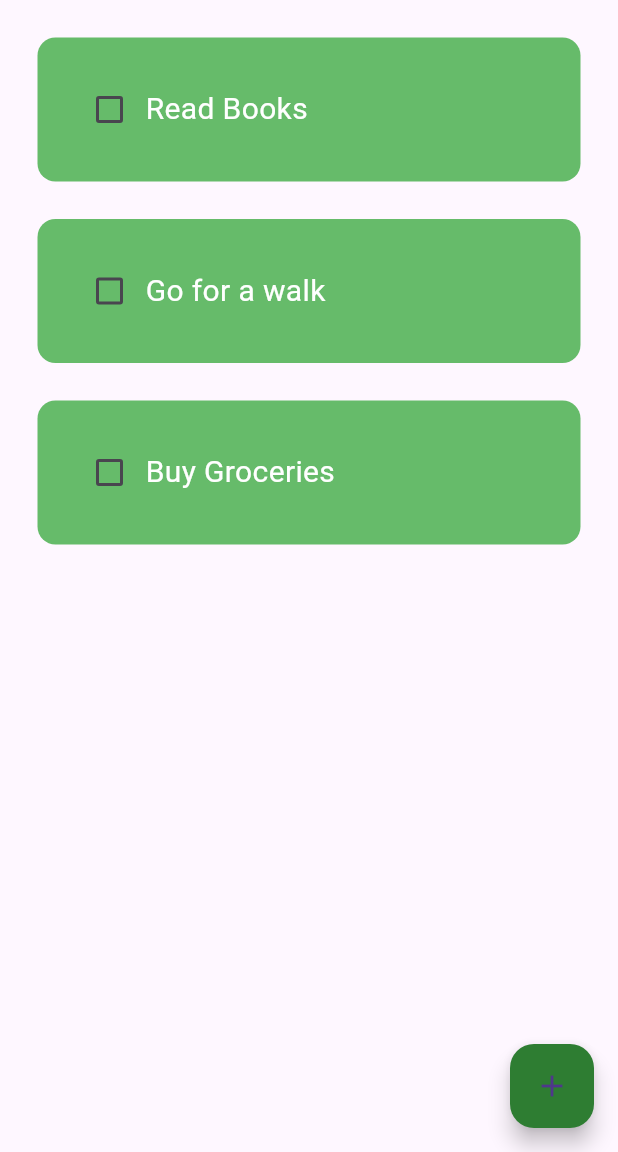
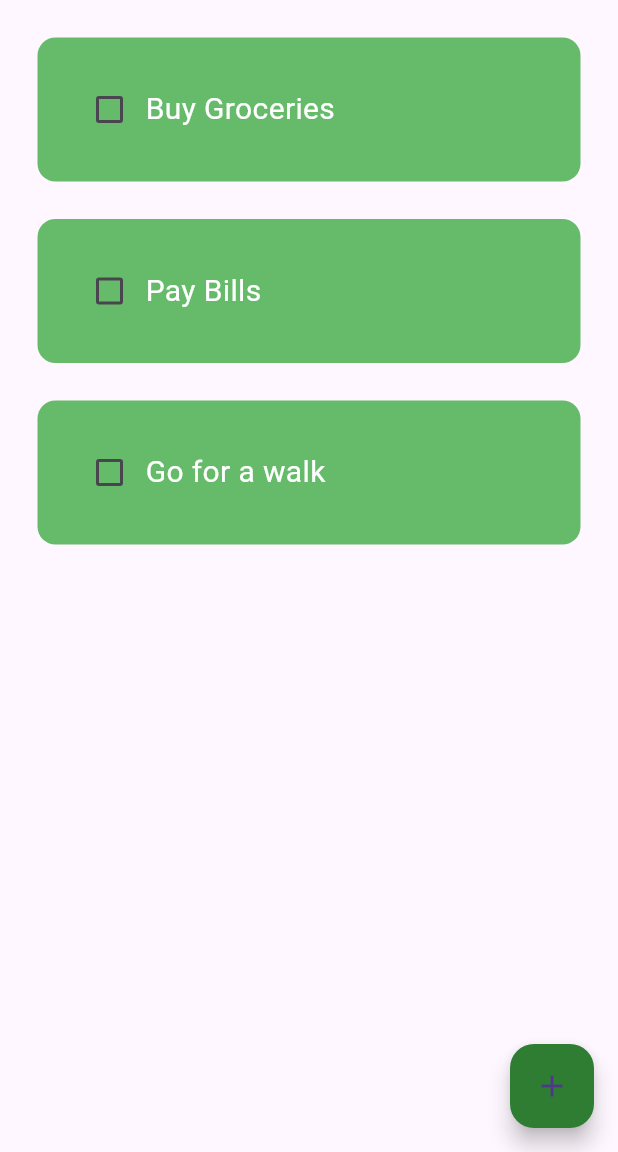
Before and after one commit to Nyctophilia58/ToDo_App, a Flutter app: the screen it shows after launch, on a phone screen of 412 x 824 dp, the part 84-1236 px from its top. Run offline on Flutter 3.47's test engine with Material 3 defaults, Android fonts, the phone set to English and light mode, and no system bars; drawn by our look-alikes of flutter_slidable; our stand-ins replace hive_flutter; accounts and stored records are empty.

Commit message:
Final commit.

```diff
--- a/lib/Pages/home_page.dart
+++ b/lib/Pages/home_page.dart
@@ -1,6 +1,8 @@
 import 'package:flutter/material.dart';
 import 'package:to_do/Pages/todo_tile.dart';
 import 'package:to_do/Pages/dialog_box.dart';
+import 'package:hive_flutter/hive_flutter.dart';
+import 'package:to_do/data/database.dart';
 
 
 class HomePage extends StatefulWidget{
@@ -12,17 +14,25 @@ class HomePage extends StatefulWidget{
 
 class _HomePageState extends State<HomePage> {
   String newTaskName = '';
+  final myToDoBox = Hive.box('myToDoBox');
 
-  List toDoList = [
-    {'taskName': 'Read Books', 'isDone': false},
-    {'taskName': 'Go for a walk', 'isDone': false},
-    {'taskName': 'Buy Groceries', 'isDone': false},
-  ];
+  ToDoDataBase db = ToDoDataBase();
+
+  @override
+  void initState() {
+    if(myToDoBox.get('toDoList') == null) {
+      db.createInitialData();
+    } else {
+      db.loadData();
+    }
+    super.initState();
+  }
 
   void checkBoxChanged(bool? value, int index) {
     setState(() {
-      toDoList[index]['isDone'] = !toDoList[index]['isDone'];
+      db.toDoList[index]['isDone'] = !db.toDoList[index]['isDone'];
     });
+    db.updateData();
   }
 
   void createNewTask() {
@@ -40,10 +50,11 @@ class _HomePageState extends State<HomePage> {
               if (newTaskName == '') {
                 return;
               }
-              toDoList.add({'taskName': newTaskName, 'isDone': false});
+              db.toDoList.add({'taskName': newTaskName, 'isDone': false});
               newTaskName = '';
             });
             Navigator.pop(context);
+            db.updateData();
           },
           cancelled: () {
             Navigator.pop(context);
@@ -55,8 +66,9 @@ class _HomePageState extends State<HomePage> {
 
   void deleteTask(int index) {
     setState(() {
-      toDoList.removeAt(index);
+      db.toDoList.removeAt(index);
     });
+    db.updateData();
   }
 
   @override
@@ -80,11 +92,11 @@ class _HomePageState extends State<HomePage> {
         backgroundColor: Colors.green[800],
       ),
       body: ListView.builder(
-        itemCount: toDoList.length,
+        itemCount: db.toDoList.length,
         itemBuilder: (context, index) {
           return ToDoTile(
-            taskName: toDoList[index]['taskName'],
-            isDone: toDoList[index]['isDone'],
+            taskName: db.toDoList[index]['taskName'],
+            isDone: db.toDoList[index]['isDone'],
             onChanged: (value) => checkBoxChanged(value, index),
             deleteFunction: (context) => deleteTask(index),
           );
--- /dev/null
+++ b/lib/data/database.dart
@@ -0,0 +1,22 @@
+import 'package:hive_flutter/hive_flutter.dart';
+
+class ToDoDataBase{
+  List toDoList = [];
+  final myToDoBox = Hive.box('myToDoBox');
+
+  void createInitialData() {
+    toDoList = [
+      {'taskName': 'Buy Groceries', 'isDone': false},
+      {'taskName': 'Pay Bills', 'isDone': false},
+      {'taskName': 'Go for a walk', 'isDone': false},
+    ];
+  }
+
+  void loadData() {
+    toDoList = myToDoBox.get('toDoList');
+  }
+
+  void updateData() {
+    myToDoBox.put('toDoList', toDoList);
+  }
+}
```
Also changed, not shown: lib/main.dart (+6 -1 lines), pubspec.yaml (+9 -0 lines), assets/icon/todo-icon.png (added), pubspec.lock, 6 other files.
